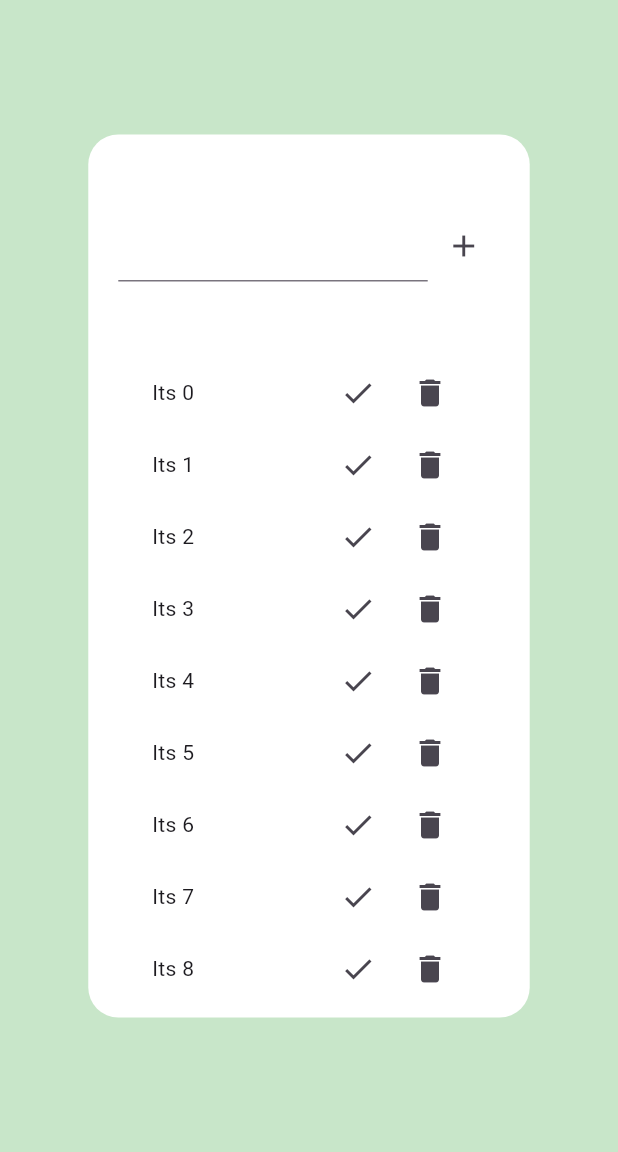
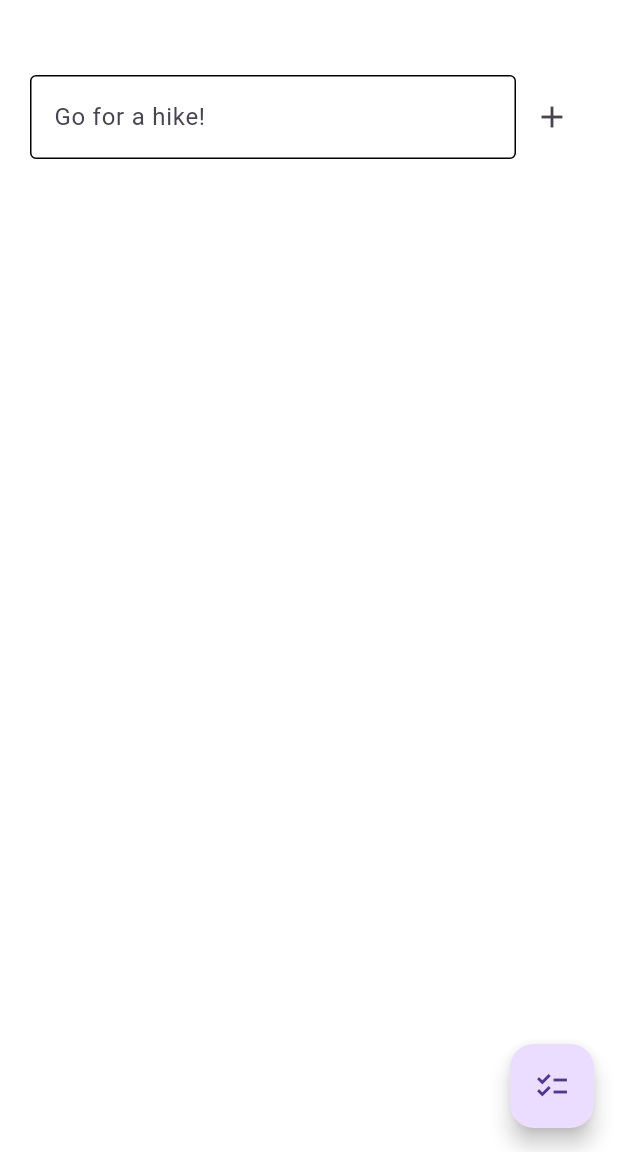
Before and after one commit to TheRealHex/30-days-flutter, a Flutter app: the screen it shows after launch, after a tap on the "add" icon, on a phone screen of 412 x 824 dp, the part 84-1236 px from its top. Run offline on Flutter 3.47's test engine with Material 3 defaults, Android fonts, the phone set to English and light mode, and no system bars.

Commit message:
Checklist page

```diff
--- a/todo_app/lib/responsive/mobile_view.dart
+++ b/todo_app/lib/responsive/mobile_view.dart
@@ -1,5 +1,6 @@
 import 'package:flutter/material.dart';
 import 'package:todo_app/responsive/constants.dart';
+import 'package:todo_app/screen/completed.dart';
 
 class MobileView extends StatefulWidget {
   const MobileView({super.key});
@@ -9,7 +10,9 @@ class MobileView extends StatefulWidget {
 }
 
 class _MobileViewState extends State<MobileView> {
-  final todoList = <String>[];
+  final List<String> todoList = [];
+  final List<String> checkedList = [];
+  late String inputValue;
   @override
   Widget build(BuildContext context) {
     return SafeArea(
@@ -18,12 +21,9 @@ class _MobileViewState extends State<MobileView> {
         appBar: myAppBar,
         body: Center(
           child: Container(
-            decoration: BoxDecoration(
+            decoration: const BoxDecoration(
               color: Colors.white,
-              borderRadius: BorderRadius.circular(20),
             ),
-            height: MediaQuery.of(context).size.height / 1.4,
-            width: MediaQuery.of(context).size.width / 1.4,
             child: Column(children: [
               const SizedBox(height: 50),
               // Text input and insert icon
@@ -33,11 +33,29 @@ class _MobileViewState extends State<MobileView> {
                   mainAxisAlignment: MainAxisAlignment.spaceBetween,
                   crossAxisAlignment: CrossAxisAlignment.center,
                   children: [
-                    const Flexible(child: TextField()),
+                    Flexible(
+                        child: TextField(
+                      decoration: const InputDecoration(
+                        enabledBorder: OutlineInputBorder(
+                          borderSide: BorderSide(color: Colors.black),
+                        ),
+                        focusedBorder: OutlineInputBorder(
+                          borderSide: BorderSide(color: Colors.black),
+                        ),
+                        // fillColor: Colors.grey,
+                        // filled: true,
+                        hintText: 'Go for a hike!',
+                      ),
+                      onChanged: (value) {
+                        inputValue = value;
+                      },
+                    )),
                     IconButton(
                         onPressed: () {
                           setState(() {
-                            todoList.add('hi');
+                            if (inputValue != '') {
+                              todoList.add(inputValue);
+                            }
                           });
                         },
                         icon: const Icon(Icons.add))
@@ -46,18 +64,38 @@ class _MobileViewState extends State<MobileView> {
               ),
               // Display inserted text and icons to check & delete
               const SizedBox(height: 50),
-              Expanded(
-                child: ListView.builder(itemBuilder: (context, index) {
+              Flexible(
+                child: ListView.builder(
+                    itemCount: todoList.length,
+                    itemBuilder: (context, index) {
                       return Row(
                         mainAxisAlignment: MainAxisAlignment.spaceAround,
                         crossAxisAlignment: CrossAxisAlignment.center,
                         children: [
-                      Text('Its $index'),
+                          SizedBox(
+                            width: MediaQuery.of(context).size.width / 1.4,
+                            child: ListTile(
+                              title: Text(todoList[index]),
+                            ),
+                          ),
                           Row(
                             children: [
-                          IconButton(onPressed: () {}, icon: Icon(Icons.check)),
                               IconButton(
-                              onPressed: () {}, icon: Icon(Icons.delete)),
+                                  onPressed: () {
+                                    checkedList.add(todoList[index]);
+                                    if (todoList.isNotEmpty) {
+                                      todoList.removeAt(index);
+                                    }
+                                  },
+                                  icon: const Icon(Icons.check)),
+                              IconButton(
+                                onPressed: () {
+                                  if (todoList.isNotEmpty) {
+                                    todoList.removeAt(index);
+                                  }
+                                },
+                                icon: const Icon(Icons.delete),
+                              ),
                             ],
                           )
                         ],
@@ -67,6 +105,18 @@ class _MobileViewState extends State<MobileView> {
             ]),
           ),
         ),
+        floatingActionButton: FloatingActionButton(
+          onPressed: () {
+            Navigator.push(
+              context,
+              MaterialPageRoute(
+                  builder: (context) => Checked(
+                        checkedList: checkedList,
+                      )),
+            );
+          },
+          child: const Icon(Icons.checklist),
+        ),
       ),
     );
   }
```
Also changed, not shown: todo_app/lib/screen/completed.dart (added, +44 -0 lines). Lines whose indentation alone changed are shown as unchanged.
